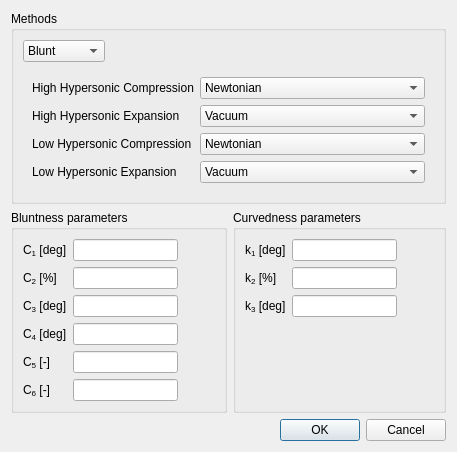
Before: the Qt Designer form sta-src/RAM/advancedselectionGUI.ui in Dwarf-Planet-Project/SpaceDesignTool, drawn with Qt 5.
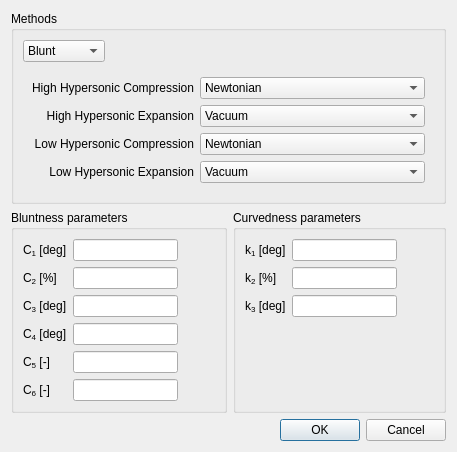
After: the same form once the commit is applied.

Commit message: Patched RAM GUIs

Patch:
```diff
--- a/sta-src/RAM/advancedselectionGUI.ui
+++ b/sta-src/RAM/advancedselectionGUI.ui
@@ -7,7 +7,7 @@
     <x>0</x>
     <y>0</y>
     <width>407</width>
-    <height>427</height>
+    <height>433</height>
    </rect>
   </property>
   <property name="windowTitle">
@@ -161,6 +161,9 @@
             <property name="text">
              <string>High Hypersonic Compression</string>
             </property>
+            <property name="alignment">
+             <set>Qt::AlignRight|Qt::AlignTrailing|Qt::AlignVCenter</set>
+            </property>
            </widget>
           </item>
           <item row="1" column="0">
@@ -168,6 +171,9 @@
             <property name="text">
              <string>High Hypersonic Expansion</string>
             </property>
+            <property name="alignment">
+             <set>Qt::AlignRight|Qt::AlignTrailing|Qt::AlignVCenter</set>
+            </property>
            </widget>
           </item>
           <item row="2" column="0">
@@ -175,6 +181,9 @@
             <property name="text">
              <string>Low Hypersonic Compression</string>
             </property>
+            <property name="alignment">
+             <set>Qt::AlignRight|Qt::AlignTrailing|Qt::AlignVCenter</set>
+            </property>
            </widget>
           </item>
           <item row="3" column="0">
@@ -182,6 +191,9 @@
             <property name="text">
              <string>Low Hypersonic Expansion</string>
             </property>
+            <property name="alignment">
+             <set>Qt::AlignRight|Qt::AlignTrailing|Qt::AlignVCenter</set>
+            </property>
            </widget>
           </item>
           <item row="2" column="1">
@@ -277,6 +289,19 @@
             </item>
            </widget>
           </item>
+          <item row="4" column="0">
+           <spacer name="verticalSpacer_3">
+            <property name="orientation">
+             <enum>Qt::Vertical</enum>
+            </property>
+            <property name="sizeHint" stdset="0">
+             <size>
+              <width>20</width>
+              <height>40</height>
+             </size>
+            </property>
+           </spacer>
+          </item>
          </layout>
         </widget>
         <widget class="QWidget" name="CurvedPage">
```
Left out of the diff: 38 changed lines with no effect on the pictures. The commit also changes 7 other files.
